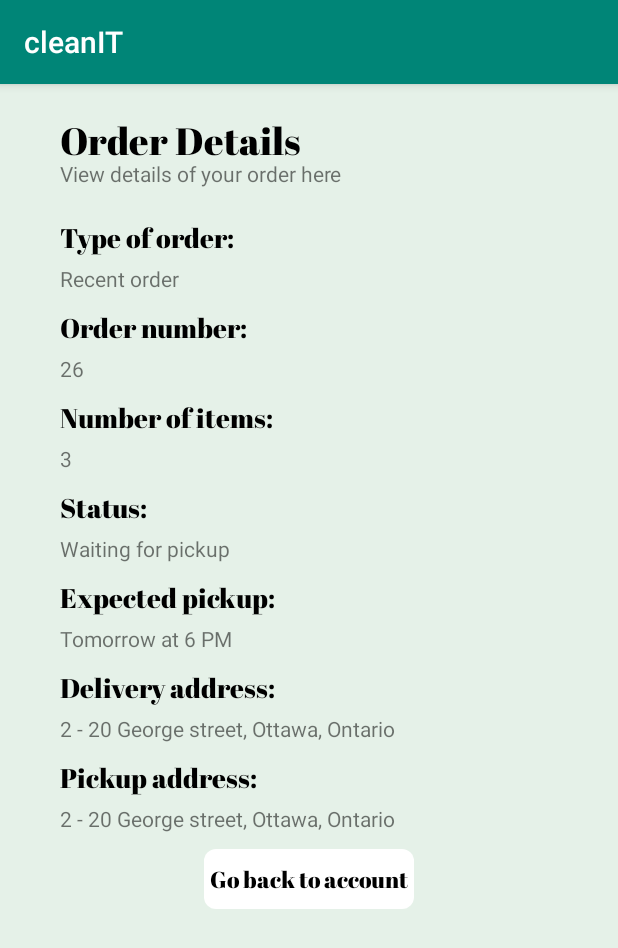
After one commit to adel350/cleanIT, an Android app: the OrderDetailsThree screen opened directly, with no data from a screen before it, on a phone screen of 412 x 824 dp. The commit adds this screen. Shown: the top 948 px of the screen. Run offline under Robolectric (Android 15) with nearby library versions, the phone set to English and light mode, and no system bars.

Commit message:
Added details page for third order

```diff
--- a/app/src/main/AndroidManifest.xml
+++ b/app/src/main/AndroidManifest.xml
@@ -9,7 +9,8 @@
         android:roundIcon="@mipmap/ic_launcher_round"
         android:supportsRtl="true"
         android:theme="@style/AppTheme">
-        <activity android:name=".OrderDetailsTwo"></activity>
+        <activity android:name=".OrderDetailsThree"></activity>
+        <activity android:name=".OrderDetailsTwo" />
         <activity android:name=".OrderDetailsOne" />
         <activity android:name=".UpdateInfoScreen" />
         <activity android:name=".BeforeFinalizingScreen" />
--- a/app/src/main/java/com/example/cleanit/AccountDetails.java
+++ b/app/src/main/java/com/example/cleanit/AccountDetails.java
@@ -37,4 +37,9 @@ public class AccountDetails extends AppCompatActivity {
         Intent intent = new Intent(this, OrderDetailsTwo.class);
         startActivity(intent);
     }
+
+    public void goToThirdOrderPage(View view) {
+        Intent intent = new Intent(this, OrderDetailsThree.class);
+        startActivity(intent);
+    }
 }
--- /dev/null
+++ b/app/src/main/java/com/example/cleanit/OrderDetailsThree.java
@@ -0,0 +1,21 @@
+package com.example.cleanit;
+
+import androidx.appcompat.app.AppCompatActivity;
+
+import android.content.Intent;
+import android.os.Bundle;
+import android.view.View;
+
+public class OrderDetailsThree extends AppCompatActivity {
+
+    @Override
+    protected void onCreate(Bundle savedInstanceState) {
+        super.onCreate(savedInstanceState);
+        setContentView(R.layout.activity_order_details_three);
+    }
+
+    public void goBackToAccount(View view) {
+        Intent intent = new Intent(this, AccountDetails.class);
+        startActivity(intent);
+    }
+}
--- a/app/src/main/res/layout/activity_account_details.xml
+++ b/app/src/main/res/layout/activity_account_details.xml
@@ -349,7 +349,8 @@
         android:background="@drawable/red_rectangle"
         android:layout_below="@id/emptySpace6"
         android:layout_marginLeft="40dp"
-        android:clickable="true">
+        android:clickable="true"
+        android:onClick="goToThirdOrderPage">
 
         <TextView
             android:id="@+id/emptySpaceInner1"
--- /dev/null
+++ b/app/src/main/res/layout/activity_order_details_three.xml
@@ -0,0 +1,278 @@
+<?xml version="1.0" encoding="utf-8"?>
+<RelativeLayout xmlns:android="http://schemas.android.com/apk/res/android"
+    xmlns:app="http://schemas.android.com/apk/res-auto"
+    xmlns:tools="http://schemas.android.com/tools"
+    android:layout_width="match_parent"
+    android:layout_height="match_parent"
+    android:background="#E5F1E8"
+    android:orientation="vertical"
+    tools:context=".MainActivity">
+    <TextView
+        android:id="@+id/emptySpace1"
+        android:layout_width="wrap_content"
+        android:layout_height="20dp"
+        android:text="" />
+
+    <TextView
+        android:id="@+id/yourAccountTitle"
+        android:layout_width="350dp"
+        android:layout_height="30dp"
+        android:orientation="horizontal"
+        android:layout_below="@id/emptySpace1"
+        android:textColor="@android:color/black"
+        android:text="Order Details"
+        app:fontFamily="@font/abril_fatface"
+        android:textSize="25sp"
+        android:layout_marginLeft="40dp"/>
+
+
+    <TextView
+        android:id="@+id/extraInfo1"
+        android:layout_width="wrap_content"
+        android:layout_height="20dp"
+
+        android:text="View details of your order here"
+        android:layout_below="@id/yourAccountTitle"
+        android:layout_marginLeft="40dp"/>
+
+    <TextView
+        android:id="@+id/emptySpace3"
+        android:layout_width="wrap_content"
+        android:layout_height="20dp"
+        android:text=""
+        android:layout_below="@id/extraInfo1"/>
+
+    <TextView
+        android:id="@+id/orderType"
+        android:layout_width="150dp"
+        android:layout_height="30dp"
+        android:orientation="horizontal"
+        android:layout_below="@id/emptySpace3"
+        android:textColor="@android:color/black"
+        android:text="Type of order: "
+        app:fontFamily="@font/abril_fatface"
+        android:textSize="18sp"
+        android:layout_marginLeft="40dp"/>
+
+    <TextView
+        android:id="@+id/orderTypeText"
+        android:layout_width="wrap_content"
+        android:layout_height="20dp"
+        android:orientation="horizontal"
+
+        android:text="Recent order"
+        android:layout_below="@id/orderType"
+        android:layout_marginLeft="40dp"/>
+
+    <TextView
+        android:id="@+id/emptySpace4"
+        android:layout_width="wrap_content"
+        android:layout_height="10dp"
+        android:text=""
+        android:layout_below="@id/orderTypeText"/>
+
+    <TextView
+        android:id="@+id/orderNumber"
+        android:layout_width="150dp"
+        android:layout_height="30dp"
+        android:orientation="horizontal"
+        android:layout_below="@id/emptySpace4"
+        android:textColor="@android:color/black"
+        android:text="Order number: "
+        app:fontFamily="@font/abril_fatface"
+        android:textSize="18sp"
+        android:layout_marginLeft="40dp"/>
+
+    <TextView
+        android:id="@+id/orderNumberText"
+        android:layout_width="wrap_content"
+        android:layout_height="20dp"
+        android:orientation="horizontal"
+
+        android:text="26"
+        android:layout_below="@id/orderNumber"
+        android:layout_marginLeft="40dp"/>
+
+    <TextView
+        android:id="@+id/emptySpace5"
+        android:layout_width="wrap_content"
+        android:layout_height="10dp"
+        android:text=""
+        android:layout_below="@id/orderNumberText"/>
+
+    <TextView
+        android:id="@+id/itemsNumber"
+        android:layout_width="180dp"
+        android:layout_height="30dp"
+        android:orientation="horizontal"
+        android:layout_below="@id/emptySpace5"
+        android:textColor="@android:color/black"
+        android:text="Number of items:  "
+        app:fontFamily="@font/abril_fatface"
+        android:textSize="18sp"
+        android:layout_marginLeft="40dp"/>
+
+    <TextView
+        android:id="@+id/itemsNumberText"
+        android:layout_width="wrap_content"
+        android:layout_height="20dp"
+        android:orientation="horizontal"
+
+        android:text="3"
+        android:layout_below="@id/itemsNumber"
+        android:layout_marginLeft="40dp"/>
+
+    <TextView
+        android:id="@+id/emptySpace6"
+        android:layout_width="wrap_content"
+        android:layout_height="10dp"
+        android:text=""
+        android:layout_below="@id/itemsNumberText"/>
+
+    <TextView
+        android:id="@+id/statusNow"
+        android:layout_width="180dp"
+        android:layout_height="30dp"
+        android:orientation="horizontal"
+        android:layout_below="@id/emptySpace6"
+        android:textColor="@android:color/black"
+        android:text="Status: "
+        app:fontFamily="@font/abril_fatface"
+        android:textSize="18sp"
+        android:layout_marginLeft="40dp"/>
+
+    <TextView
+        android:id="@+id/statusNowText"
+        android:layout_width="wrap_content"
+        android:layout_height="20dp"
+        android:orientation="horizontal"
+
+        android:text="Waiting for pickup"
+        android:layout_below="@id/statusNow"
+        android:layout_marginLeft="40dp"/>
+
+    <TextView
+        android:id="@+id/emptySpace7"
+        android:layout_width="wrap_content"
+        android:layout_height="10dp"
+        android:text=""
+        android:layout_below="@id/statusNowText"/>
+
+    <TextView
+        android:id="@+id/ExpectedDelivery"
+        android:layout_width="180dp"
+        android:layout_height="30dp"
+        android:orientation="horizontal"
+        android:layout_below="@id/emptySpace7"
+        android:textColor="@android:color/black"
+        android:text="Expected pickup: "
+        app:fontFamily="@font/abril_fatface"
+        android:textSize="18sp"
+        android:layout_marginLeft="40dp"/>
+
+    <TextView
+        android:id="@+id/ExpectedDeliveryText"
+        android:layout_width="wrap_content"
+        android:layout_height="20dp"
+        android:orientation="horizontal"
+
+        android:text="Tomorrow at 6 PM"
+        android:layout_below="@id/ExpectedDelivery"
+        android:layout_marginLeft="40dp"/>
+
+    <TextView
+        android:id="@+id/emptySpace8"
+        android:layout_width="wrap_content"
+        android:layout_height="10dp"
+        android:text=""
+        android:layout_below="@id/ExpectedDeliveryText"/>
+
+    <TextView
+        android:id="@+id/DeliveryAddress"
+        android:layout_width="180dp"
+        android:layout_height="30dp"
+        android:orientation="horizontal"
+        android:layout_below="@id/emptySpace8"
+        android:textColor="@android:color/black"
+        android:text="Delivery address: "
+        app:fontFamily="@font/abril_fatface"
+        android:textSize="18sp"
+        android:layout_marginLeft="40dp"/>
+
+    <TextView
+        android:id="@+id/DeliveryAddressText"
+        android:layout_width="wrap_content"
+        android:layout_height="20dp"
+        android:orientation="horizontal"
+
+        android:text="2 - 20 George street, Ottawa, Ontario"
+        android:layout_below="@id/DeliveryAddress"
+        android:layout_marginLeft="40dp"/>
+
+    <TextView
+        android:id="@+id/emptySpace9"
+        android:layout_width="wrap_content"
+        android:layout_height="10dp"
+        android:text=""
+        android:layout_below="@id/DeliveryAddressText"/>
+
+    <TextView
+        android:id="@+id/PickupAddress"
+        android:layout_width="180dp"
+        android:layout_height="30dp"
+        android:orientation="horizontal"
+        android:layout_below="@id/emptySpace9"
+        android:textColor="@android:color/black"
+        android:text="Pickup address: "
+        app:fontFamily="@font/abril_fatface"
+        android:textSize="18sp"
+        android:layout_marginLeft="40dp"/>
+
+    <TextView
+        android:id="@+id/PickupAddressText"
+        android:layout_width="wrap_content"
+        android:layout_height="20dp"
+        android:orientation="horizontal"
+
+        android:text="2 - 20 George street, Ottawa, Ontario"
+        android:layout_below="@id/PickupAddress"
+        android:layout_marginLeft="40dp"/>
+
+    <TextView
+        android:id="@+id/emptySpace10"
+        android:layout_width="wrap_content"
+        android:layout_height="10dp"
+        android:text=""
+        android:layout_below="@id/PickupAddressText"/>
+
+    <RelativeLayout
+        android:id="@+id/goBackButton"
+        android:layout_width="140dp"
+        android:layout_height="40dp"
+        android:orientation="horizontal"
+        android:background="@drawable/white_rectangle"
+        android:layout_below="@id/emptySpace10"
+        android:layout_centerHorizontal="true"
+        android:clickable="true"
+        android:onClick="goBackToAccount">
+
+
+
+        <TextView
+            android:id="@+id/placeNewOrderText"
+            android:layout_width="wrap_content"
+            android:layout_height="wrap_content"
+            android:textColor="@android:color/black"
+            android:text="Go back to account"
+            android:textSize="15sp"
+            android:layout_centerVertical="true"
+            android:layout_centerHorizontal="true"
+            app:fontFamily="@font/abril_fatface"/>
+    </RelativeLayout>
+
+
+
+
+
+
+</RelativeLayout>
```
